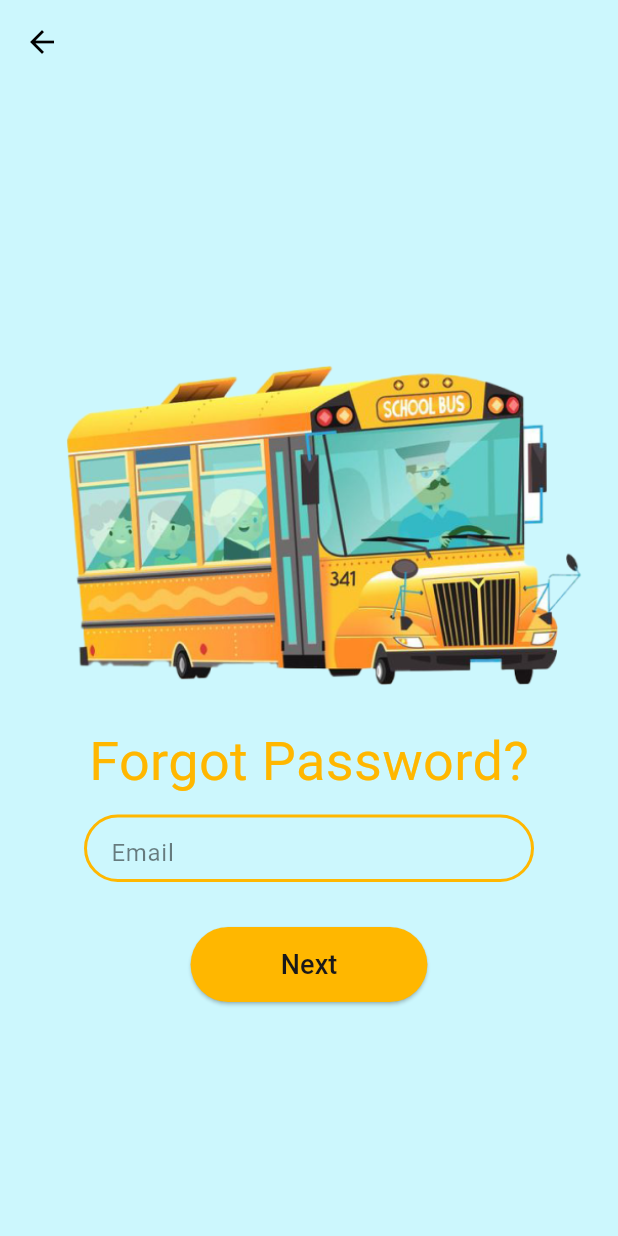
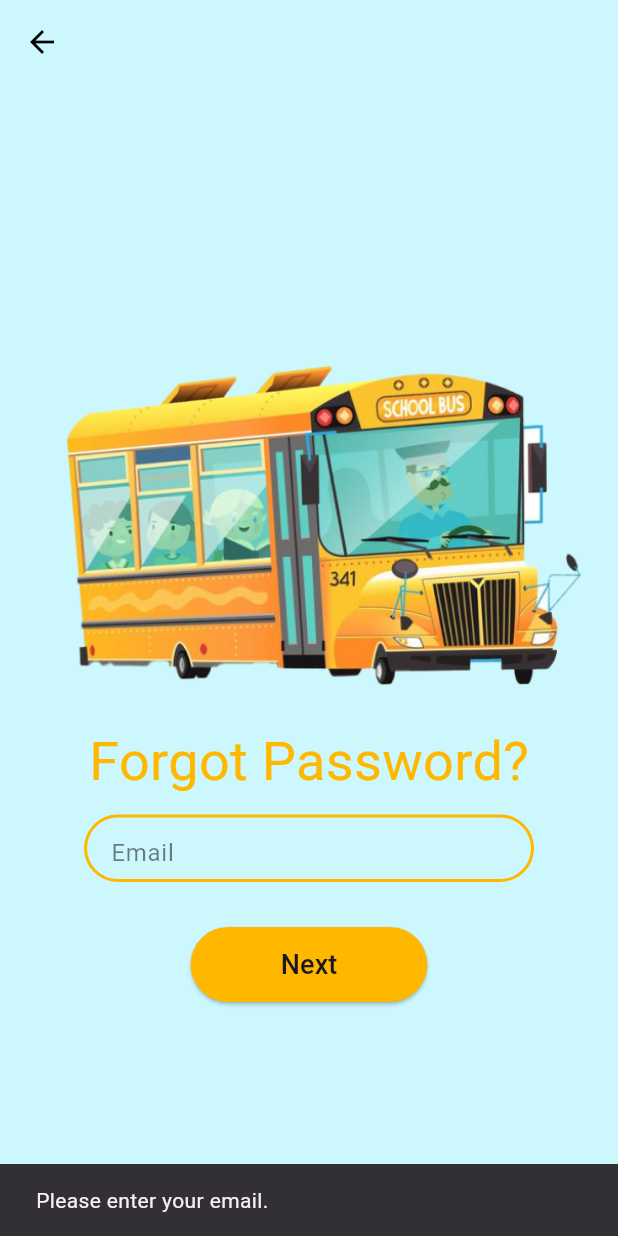
Before and after one commit to Raqeeb-org/raqeeb, a Flutter app: the ForgotPasswordPage screen opened by its route, after a tap on "Next", on a phone screen of 412 x 824 dp. Run offline on Flutter 3.47's test engine with Material 3 defaults, Android fonts, the phone set to English and light mode, and no system bars; our stand-ins replace cloud_firestore, firebase_auth, firebase_core, timeline_tile; accounts and stored records are empty; Roboto replaces fonts that are missing (Wendy One).

Commit message:
Refactor:update forgotPassword.dart

```diff
--- a/lib/screens/commons/forgotPassword.dart
+++ b/lib/screens/commons/forgotPassword.dart
@@ -1,6 +1,16 @@
+import 'package:firebase_auth/firebase_auth.dart';
 import 'package:flutter/material.dart';
 
 class ForgotPasswordPage extends StatelessWidget {
+  final TextEditingController emailController =
+      TextEditingController(); // Add this to control the text field
+  final FirebaseAuth _firebaseAuth = FirebaseAuth.instance;
+
+  @override
+  Future<void> resetPassword(String email) async {
+    await _firebaseAuth.sendPasswordResetEmail(email: email);
+  }
+
   @override
   Widget build(BuildContext context) {
     return Scaffold(
@@ -52,6 +62,7 @@ class ForgotPasswordPage extends StatelessWidget {
                     ),
                   ),
                   child: TextField(
+                    controller: emailController, // Connects the controller
                     decoration: InputDecoration(
                       border: InputBorder.none,
                       hintText: 'Email',
@@ -64,8 +75,34 @@ class ForgotPasswordPage extends StatelessWidget {
                 const SizedBox(height: 30),
                 // Next Button
                 ElevatedButton(
-                  onPressed: () {
-                    // Define action here
+                  onPressed: () async {
+                    if (emailController.text.isNotEmpty) {
+                      try {
+                        String email = emailController.text.trim();
+                        await resetPassword(email);
+
+                        // Show the same message for registered and unregistered emails
+                        ScaffoldMessenger.of(context).showSnackBar(
+                          SnackBar(
+                            content: Text(
+                                "A password reset link has been sent if the email is registered."),
+                          ),
+                        );
+                      } catch (e) {
+                        ScaffoldMessenger.of(context).showSnackBar(
+                          SnackBar(
+                            content:
+                                Text("An error occurred. Please try again."),
+                          ),
+                        );
+                      }
+                    } else {
+                      ScaffoldMessenger.of(context).showSnackBar(
+                        SnackBar(
+                          content: Text("Please enter your email."),
+                        ),
+                      );
+                    }
                   },
                   style: ElevatedButton.styleFrom(
                     backgroundColor: Color(0xFFFFB700), // Button color
```
